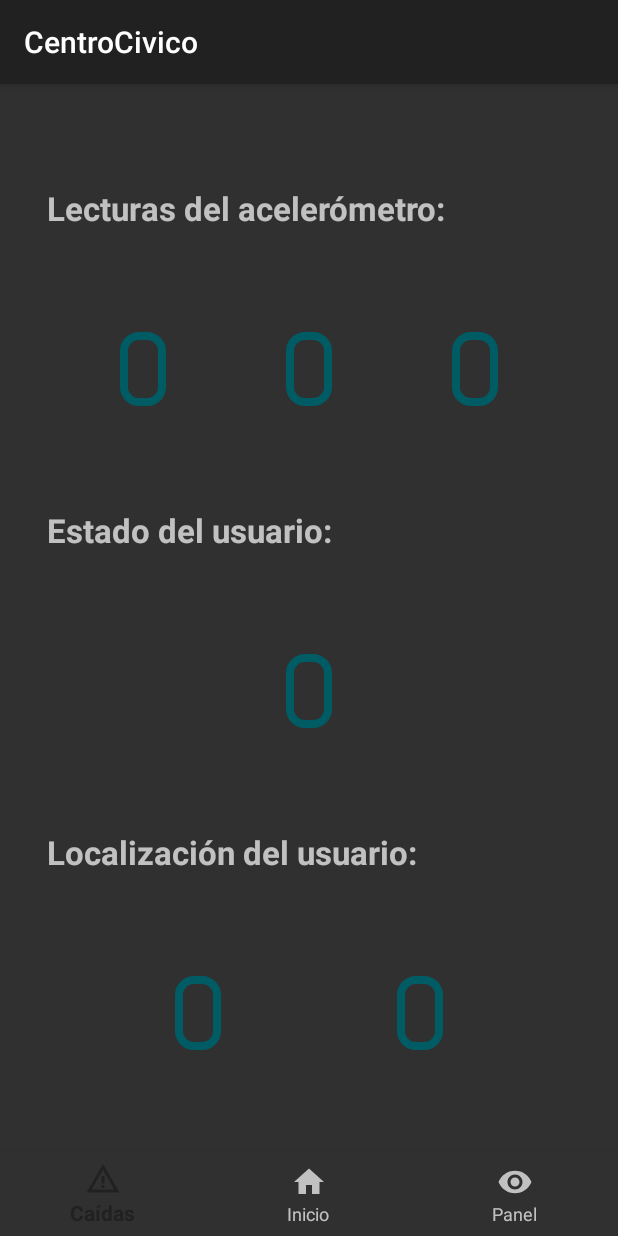
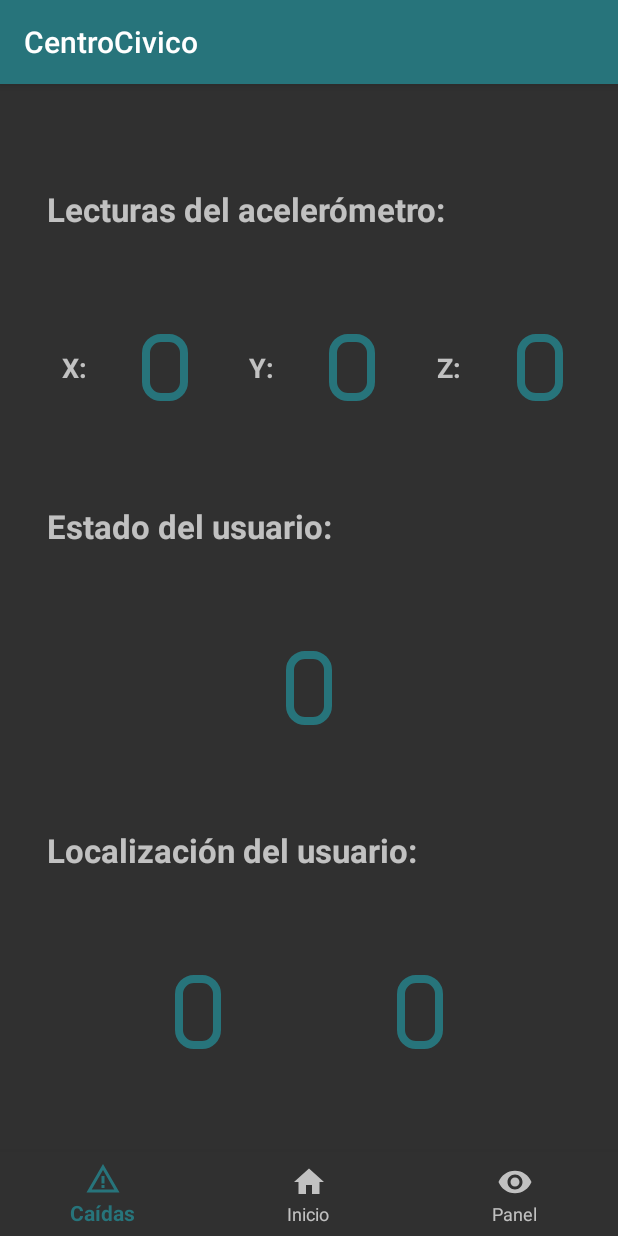
Before and after one commit to eon0111/labSI, an Android app: the ActivityCaida screen opened directly, with no data from a screen before it, on a phone screen of 412 x 824 dp. Run offline under Robolectric (Android 15) with nearby library versions, the phone set to English and light mode, and no system bars.

Commit message:
App terminada
- Modificado color de acento
- Anhadido texto del panel

```diff
--- a/app/src/main/res/layout/activity_caidas.xml
+++ b/app/src/main/res/layout/activity_caidas.xml
@@ -32,6 +32,20 @@
         app:layout_constraintBottom_toTopOf="@+id/caidasTituloEstadoUsuario">
 
         <TextView
+            android:id="@+id/caidasTituloValorX"
+            android:layout_width="wrap_content"
+            android:layout_height="wrap_content"
+
+            app:layout_constraintTop_toTopOf="parent"
+            app:layout_constraintBottom_toBottomOf="parent"
+            app:layout_constraintStart_toStartOf="parent"
+            app:layout_constraintEnd_toStartOf="@id/caidasValorSensorX"
+
+            android:text=" X:"
+            android:textStyle="bold"
+            android:textSize="8pt" />
+
+        <TextView
             android:id="@+id/caidasValorSensorX"
             android:layout_width="wrap_content"
             android:layout_height="wrap_content"
@@ -42,12 +56,26 @@
             android:paddingBottom="10dp"
 
             android:background="@drawable/recuadro_texto"
-            android:textSize="10pt"
+            android:textSize="8pt"
 
             app:layout_constraintTop_toTopOf="parent"
-            app:layout_constraintStart_toStartOf="parent"
-            app:layout_constraintEnd_toStartOf="@+id/caidasValorSensorY"
+            app:layout_constraintStart_toEndOf="@id/caidasTituloValorX"
+            app:layout_constraintEnd_toStartOf="@+id/caidasTituloValorY"
             app:layout_constraintBottom_toBottomOf="parent" />
+
+        <TextView
+            android:id="@+id/caidasTituloValorY"
+            android:layout_width="wrap_content"
+            android:layout_height="wrap_content"
+
+            app:layout_constraintTop_toTopOf="parent"
+            app:layout_constraintBottom_toBottomOf="parent"
+            app:layout_constraintStart_toEndOf="@id/caidasValorSensorX"
+            app:layout_constraintEnd_toStartOf="@id/caidasValorSensorY"
+
+            android:text=" Y:"
+            android:textStyle="bold"
+            android:textSize="8pt" />
 
         <TextView
             android:id="@+id/caidasValorSensorY"
@@ -60,12 +88,26 @@
             android:paddingBottom="10dp"
 
             android:background="@drawable/recuadro_texto"
-            android:textSize="10pt"
+            android:textSize="8pt"
 
             app:layout_constraintTop_toTopOf="parent"
             app:layout_constraintStart_toEndOf="@+id/caidasValorSensorX"
             app:layout_constraintEnd_toStartOf="@+id/caidasValorSensorZ"
             app:layout_constraintBottom_toBottomOf="parent" />
+
+        <TextView
+            android:id="@+id/caidasTituloValorZ"
+            android:layout_width="wrap_content"
+            android:layout_height="wrap_content"
+
+            app:layout_constraintTop_toTopOf="parent"
+            app:layout_constraintBottom_toBottomOf="parent"
+            app:layout_constraintStart_toEndOf="@id/caidasValorSensorY"
+            app:layout_constraintEnd_toStartOf="@id/caidasValorSensorZ"
+
+            android:text=" Z:"
+            android:textStyle="bold"
+            android:textSize="8pt" />
 
         <TextView
             android:id="@+id/caidasValorSensorZ"
@@ -78,10 +120,10 @@
             android:paddingBottom="10dp"
 
             android:background="@drawable/recuadro_texto"
-            android:textSize="10pt"
+            android:textSize="8pt"
 
             app:layout_constraintTop_toTopOf="parent"
-            app:layout_constraintStart_toEndOf="@+id/caidasValorSensorY"
+            app:layout_constraintStart_toEndOf="@+id/caidasTituloValorZ"
             app:layout_constraintEnd_toEndOf="parent"
             app:layout_constraintBottom_toBottomOf="parent" />
     </androidx.constraintlayout.widget.ConstraintLayout>
--- a/app/src/main/res/values-night/themes.xml
+++ b/app/src/main/res/values-night/themes.xml
@@ -2,6 +2,6 @@
     <!-- Base application theme. -->
     <style name="Base.Theme.CentroCivico" parent="Theme.Material3.DayNight.NoActionBar">
         <!-- Customize your dark theme here. -->
-        <!-- <item name="colorPrimary">@color/my_dark_primary</item> -->
+        <item name="colorPrimary">@color/uc</item>
     </style>
 </resources>
--- a/app/src/main/res/values/colors.xml
+++ b/app/src/main/res/values/colors.xml
@@ -2,5 +2,5 @@
 <resources>
     <color name="black">#FF000000</color>
     <color name="white">#FFFFFFFF</color>
-    <color name="uc">#FF005C64</color>
+    <color name="uc">#FF27747B</color>
 </resources>
--- a/app/src/main/res/values/themes.xml
+++ b/app/src/main/res/values/themes.xml
@@ -1,7 +1,7 @@
 <resources xmlns:tools="http://schemas.android.com/tools">
     <!-- Base application theme. -->
     <style name="Base.Theme.CentroCivico" parent="Theme.AppCompat">
-        <!-- TODO -->
+        <item name="colorPrimary">@color/uc</item>
     </style>
 
     <style name="Theme.CentroCivico" parent="Base.Theme.CentroCivico" />
```
Also changed, not shown: app/src/main/java/com/example/centrocivico/ActivityPanel.java (+5 -2 lines), app/src/main/res/layout/activity_panel.xml (+5 -20 lines).
